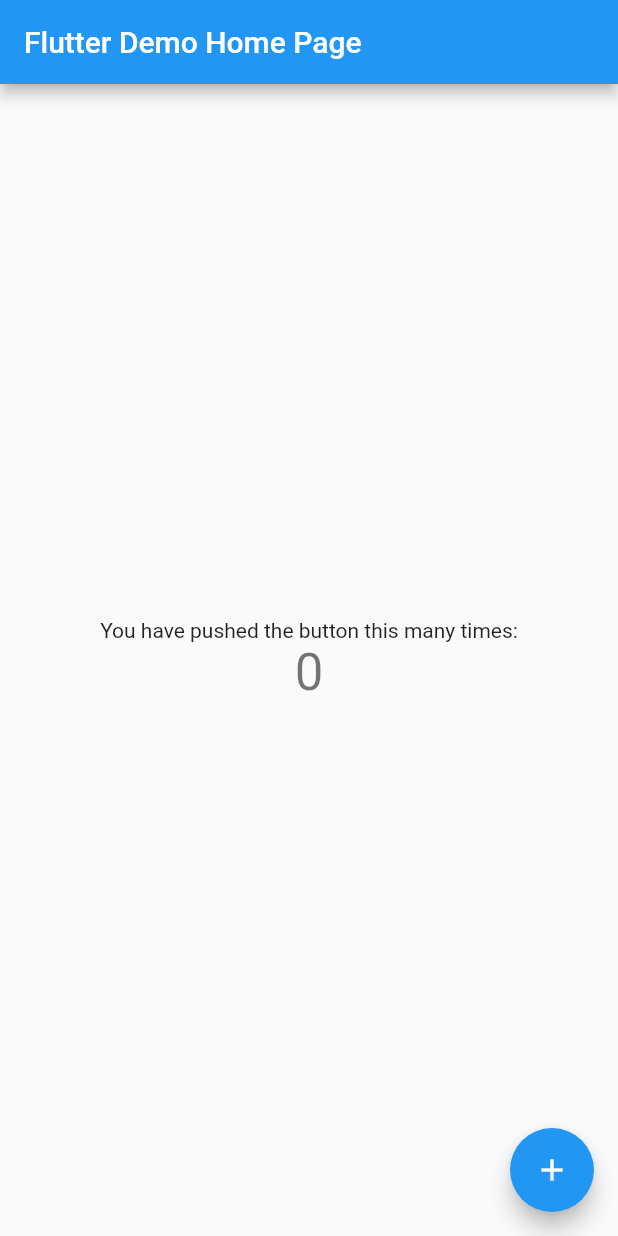
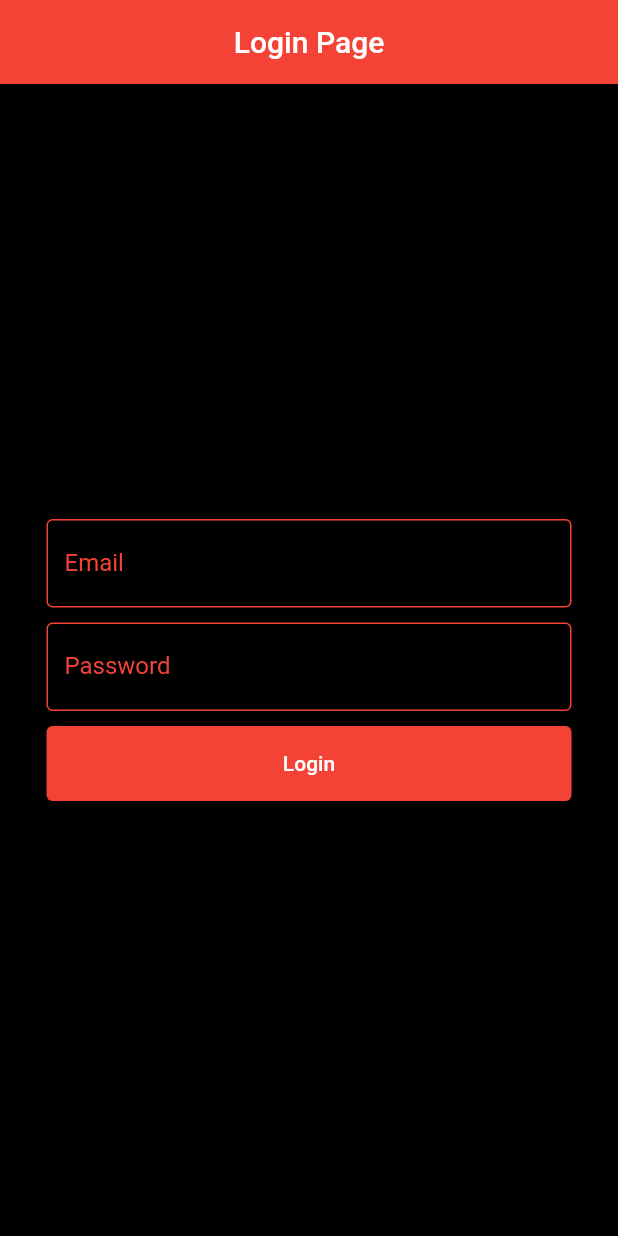
Before and after one commit to ShresthaUpadhyay/FlutterDemoApp_to_RecordEvent, a Flutter app: the screen it shows after launch, on a phone screen of 412 x 824 dp. Run offline on Flutter 3.47's test engine with Material 2 defaults, Android fonts, the phone set to English and light mode, and no system bars; missing offline and left inert: clevertap_plugin.

Commit message:
after basic integration

```diff
--- a/lib/main.dart
+++ b/lib/main.dart
@@ -1,8 +1,11 @@
+import 'dart:async';
+
 import 'package:flutter/material.dart';
 import 'package:clevertap_plugin/clevertap_plugin.dart';
+import 'homepage.dart';
 
 void main() {
-  runApp(MyApp());
+  Timer(Duration(seconds: 5), () => runApp(MyApp()));
 }
 
 class MyApp extends StatelessWidget {
@@ -23,7 +26,7 @@ class MyApp extends StatelessWidget {
         // is not restarted.
         primarySwatch: Colors.blue,
       ),
-      home: MyHomePage(title: 'Flutter Demo Home Page'),
+      home: MyHomePage(title: 'Login Page'),
     );
   }
 }
@@ -47,8 +50,6 @@ class MyHomePage extends StatefulWidget {
 }
 
 class _MyHomePageState extends State<MyHomePage> {
-  int _counter = 0;
-
   @override
   void initState() {
     CleverTapPlugin.setDebugLevel(3);
@@ -83,46 +84,73 @@ class _MyHomePageState extends State<MyHomePage> {
     // fast, so that you can just rebuild anything that needs updating rather
     // than having to individually change instances of widgets.
     return Scaffold(
+      backgroundColor: Color(0xff000000),
       appBar: AppBar(
-        // Here we take the value from the MyHomePage object that was created by
-        // the App.build method, and use it to set our appbar title.
-        title: Text(widget.title),
-      ),
+          // Here we take the value from the MyHomePage object that was created by
+          // the App.build method, and use it to set our appbar title.
+          title: Center(
+            child: Text(widget.title),
+          ),
+          backgroundColor: Colors.red),
       body: Center(
-        // Center is a layout widget. It takes a single child and positions it
-        // in the middle of the parent.
+          child: Container(
         child: Column(
-          // Column is also a layout widget. It takes a list of children and
-          // arranges them vertically. By default, it sizes itself to fit its
-          // children horizontally, and tries to be as tall as its parent.
-          //
-          // Invoke "debug painting" (press "p" in the console, choose the
-          // "Toggle Debug Paint" action from the Flutter Inspector in Android
-          // Studio, or the "Toggle Debug Paint" command in Visual Studio Code)
-          // to see the wireframe for each widget.
-          //
-          // Column has various properties to control how it sizes itself and
-          // how it positions its children. Here we use mainAxisAlignment to
-          // center the children vertically; the main axis here is the vertical
-          // axis because Columns are vertical (the cross axis would be
-          // horizontal).
           mainAxisAlignment: MainAxisAlignment.center,
-          children: <Widget>[
-            Text(
-              'You have pushed the button this many times:',
+          crossAxisAlignment: CrossAxisAlignment.center,
+          children: [
+            Padding(
+              padding: const EdgeInsets.symmetric(horizontal: 10, vertical: 10),
+              child: SizedBox(
+                  width: 350,
+                  child: TextField(
+                    style: TextStyle(color: Colors.white),
+                    decoration: InputDecoration(
+                      labelStyle: TextStyle(color: Colors.red),
+                      labelText: 'Email',
+                      enabledBorder: OutlineInputBorder(
+                          borderSide: BorderSide(color: Colors.red)),
+                      focusedBorder: OutlineInputBorder(
+                          borderSide: BorderSide(color: Colors.red)),
+                      // hintText: 'Enter Email address',
+                    ),
+                  )),
             ),
-            Text(
-              '$_counter',
-              style: Theme.of(context).textTheme.headline4,
+            SizedBox(
+                width: 350,
+                child: TextField(
+                  style: TextStyle(color: Colors.white),
+                  decoration: InputDecoration(
+                    labelStyle: TextStyle(color: Colors.red),
+                    labelText: 'Password',
+                    enabledBorder: OutlineInputBorder(
+                        borderSide: BorderSide(color: Colors.red)),
+                    focusedBorder: OutlineInputBorder(
+                        borderSide: BorderSide(color: Colors.red)),
+                  ),
+                )),
+            Padding(
+              padding: const EdgeInsets.symmetric(horizontal: 10, vertical: 10),
+              child: SizedBox(
+                  width: 350,
+                  height: 50,
+                  child: TextButton(
+                    style: TextButton.styleFrom(
+                      primary: Colors.white,
+                      onSurface: Colors.red,
+                      backgroundColor: Colors.red,
+                    ),
+                    onPressed: () {
+                      Navigator.push(
+                        context,
+                        MaterialPageRoute(builder: (context) => Homepage()),
+                      );
+                    },
+                    child: Text('Login'),
+                  )),
             ),
           ],
         ),
-      ),
-      floatingActionButton: FloatingActionButton(
-        onPressed: _incrementCounter,
-        tooltip: 'Increment',
-        child: Icon(Icons.add),
-      ), // This trailing comma makes auto-formatting nicer for build methods.
+      )),
     );
   }
 }
```
Also changed, not shown: 3 other files.
